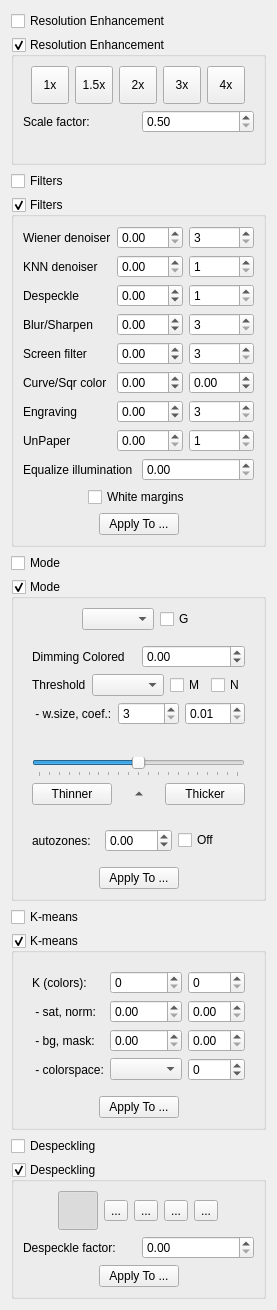
The window that src/stages/output/ui/OutputOptionsWidget.ui (ImageProcessing-ElectronicPublications/scantailor-experimental) describes before a commit, drawn with Qt 5.
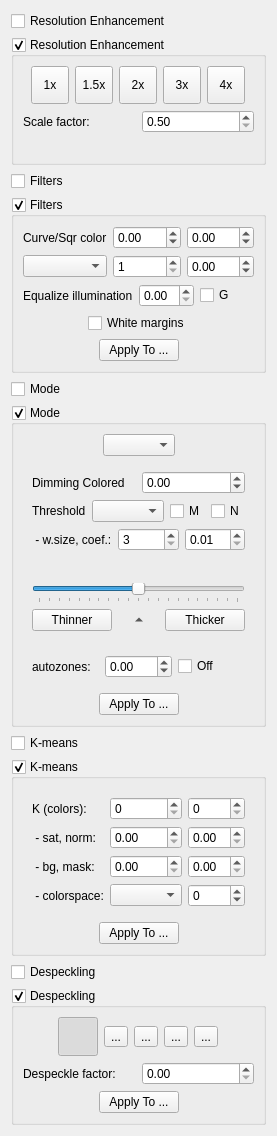
The same window after the commit. Icons and pictures are not drawn.

Commit message: 0.2024.05.11: output: compact list of filters

```diff
--- a/src/stages/output/ui/OutputOptionsWidget.ui
+++ b/src/stages/output/ui/OutputOptionsWidget.ui
@@ -238,193 +238,13 @@
       <item>
        <layout class="QGridLayout" name="filterColorOptions">
         <item row="0" column="0">
-         <widget class="QLabel" name="wienerLabel">
-          <property name="text">
-           <string>Wiener denoiser</string>
-          </property>
-         </widget>
-        </item>
-        <item row="0" column="1">
-         <widget class="QDoubleSpinBox" name="wienerCoef">
-          <property name="toolTip">
-           <string>Value is 0.0 .. 1.0..</string>
-          </property>
-          <property name="minimum">
-           <double>0.0</double>
-          </property>
-          <property name="maximum">
-           <double>1.0</double>
-          </property>
-          <property name="singleStep">
-           <double>0.01</double>
-          </property>
-         </widget>
-        </item>
-        <item row="0" column="2">
-         <widget class="QSpinBox" name="wienerWindowSize">
-          <property name="toolTip">
-           <string>The dimensions of a pixel neighborhood to consider.</string>
-          </property>
-          <property name="minimum">
-           <number>3</number>
-          </property>
-          <property name="maximum">
-           <number>9999</number>
-          </property>
-         </widget>
-        </item>
-        <item row="1" column="0">
-         <widget class="QLabel" name="knndLabel">
-          <property name="text">
-           <string>KNN denoiser</string>
-          </property>
-         </widget>
-        </item>
-        <item row="1" column="1">
-         <widget class="QDoubleSpinBox" name="knndCoef">
-          <property name="toolTip">
-           <string>Value is 0.0 .. 1.0..</string>
-          </property>
-          <property name="minimum">
-           <double>0.0</double>
-          </property>
-          <property name="maximum">
-           <double>1.0</double>
-          </property>
-          <property name="singleStep">
-           <double>0.01</double>
-          </property>
-         </widget>
-        </item>
-        <item row="1" column="2">
-         <widget class="QSpinBox" name="knndRadius">
-          <property name="toolTip">
-           <string>The radius of a pixel neighborhood to consider.</string>
-          </property>
-          <property name="minimum">
-           <number>1</number>
-          </property>
-          <property name="maximum">
-           <number>99</number>
-          </property>
-         </widget>
-        </item>
-        <item row="2" column="0">
-         <widget class="QLabel" name="cdespeckleLabel">
-          <property name="text">
-           <string>Despeckle</string>
-          </property>
-         </widget>
-        </item>
-        <item row="2" column="1">
-         <widget class="QDoubleSpinBox" name="cdespeckleCoef">
-          <property name="toolTip">
-           <string>Value is -1.0 .. 1.0..</string>
-          </property>
-          <property name="minimum">
-           <double>-1.0</double>
-          </property>
-          <property name="maximum">
-           <double>1.0</double>
-          </property>
-          <property name="singleStep">
-           <double>0.1</double>
-          </property>
-         </widget>
-        </item>
-        <item row="2" column="2">
-         <widget class="QSpinBox" name="cdespeckleRadius">
-          <property name="toolTip">
-           <string>The radius of a color despeckle.</string>
-          </property>
-          <property name="minimum">
-           <number>1</number>
-          </property>
-          <property name="maximum">
-           <number>99</number>
-          </property>
-         </widget>
-        </item>
-        <item row="3" column="0">
-         <widget class="QLabel" name="blurLabel">
-          <property name="text">
-           <string>Blur/Sharpen</string>
-          </property>
-         </widget>
-        </item>
-        <item row="3" column="1">
-         <widget class="QDoubleSpinBox" name="blurCoef">
-          <property name="toolTip">
-           <string>Value is -2.0 .. 1.0..</string>
-          </property>
-          <property name="minimum">
-           <double>-2.0</double>
-          </property>
-          <property name="maximum">
-           <double>1.0</double>
-          </property>
-          <property name="singleStep">
-           <double>0.01</double>
-          </property>
-         </widget>
-        </item>
-        <item row="3" column="2">
-         <widget class="QSpinBox" name="blurWindowSize">
-          <property name="toolTip">
-           <string>The dimensions of a pixel neighborhood to consider.</string>
-          </property>
-          <property name="minimum">
-           <number>3</number>
-          </property>
-          <property name="maximum">
-           <number>9999</number>
-          </property>
-         </widget>
-        </item>
-        <item row="4" column="0">
-         <widget class="QLabel" name="screenLabel">
-          <property name="text">
-           <string>Screen filter</string>
-          </property>
-         </widget>
-        </item>
-        <item row="4" column="1">
-         <widget class="QDoubleSpinBox" name="screenCoef">
-          <property name="toolTip">
-           <string>Value is -1.0 .. 1.0..</string>
-          </property>
-          <property name="minimum">
-           <double>-1.0</double>
-          </property>
-          <property name="maximum">
-           <double>1.0</double>
-          </property>
-          <property name="singleStep">
-           <double>0.05</double>
-          </property>
-         </widget>
-        </item>
-        <item row="4" column="2">
-         <widget class="QSpinBox" name="screenWindowSize">
-          <property name="toolTip">
-           <string>The dimensions of a pixel neighborhood to consider.</string>
-          </property>
-          <property name="minimum">
-           <number>3</number>
-          </property>
-          <property name="maximum">
-           <number>9999</number>
-          </property>
-         </widget>
-        </item>
-        <item row="5" column="0">
          <widget class="QLabel" name="curveSqrLabel">
           <property name="text">
            <string>Curve/Sqr color</string>
           </property>
          </widget>
         </item>
-        <item row="5" column="1">
+        <item row="0" column="1">
          <widget class="QDoubleSpinBox" name="curveCoef">
           <property name="toolTip">
            <string>Value is -1.0 .. 1.0.</string>
@@ -440,7 +260,7 @@
           </property>
          </widget>
         </item>
-        <item row="5" column="2">
+        <item row="0" column="2">
          <widget class="QDoubleSpinBox" name="sqrCoef">
           <property name="toolTip">
            <string>Value is -1.0 .. 1.0.</string>
@@ -456,69 +276,17 @@
           </property>
          </widget>
         </item>
-        <item row="6" column="0">
-         <widget class="QLabel" name="gravureLabel">
-          <property name="text">
-           <string>Engraving</string>
-          </property>
-         </widget>
-        </item>
-        <item row="6" column="1">
-         <widget class="QDoubleSpinBox" name="gravureCoef">
+        <item row="1" column="0">
+         <widget class="QComboBox" name="colorFilterSelector">
           <property name="toolTip">
            <string>Value is -1.0 .. 1.0..</string>
           </property>
-          <property name="minimum">
-           <double>-1.0</double>
-          </property>
-          <property name="maximum">
-           <double>1.0</double>
-          </property>
-          <property name="singleStep">
-           <double>0.05</double>
-          </property>
          </widget>
         </item>
-        <item row="6" column="2">
-         <widget class="QSpinBox" name="gravureWindowSize">
+        <item row="1" column="1">
+         <widget class="QSpinBox" name="colorFilterSize">
           <property name="toolTip">
-           <string>The dimensions of a pixel neighborhood to consider.</string>
-          </property>
-          <property name="minimum">
-           <number>3</number>
-          </property>
-          <property name="maximum">
-           <number>9999</number>
-          </property>
-         </widget>
-        </item>
-        <item row="7" column="0">
-         <widget class="QLabel" name="unPaperLabel">
-          <property name="text">
-           <string>UnPaper</string>
-          </property>
-         </widget>
-        </item>
-        <item row="7" column="1">
-         <widget class="QDoubleSpinBox" name="unPaperCoef">
-          <property name="toolTip">
-           <string>Value is 0.0 .. 1.0..</string>
-          </property>
-          <property name="minimum">
-           <double>0.0</double>
-          </property>
-          <property name="maximum">
-           <double>1.0</double>
-          </property>
-          <property name="singleStep">
-           <double>0.05</double>
-          </property>
-         </widget>
-        </item>
-        <item row="7" column="2">
-         <widget class="QSpinBox" name="unPaperIters">
-          <property name="toolTip">
-           <string>The iters of a unPaper.</string>
+           <string>The size of a select filters.</string>
           </property>
           <property name="minimum">
            <number>1</number>
@@ -528,6 +296,22 @@
           </property>
          </widget>
         </item>
+        <item row="1" column="2">
+         <widget class="QDoubleSpinBox" name="colorFilterCoef">
+          <property name="toolTip">
+           <string>Value is -1.0 .. 1.0..</string>
+          </property>
+          <property name="minimum">
+           <double>-1.0</double>
+          </property>
+          <property name="maximum">
+           <double>1.0</double>
+          </property>
+          <property name="singleStep">
+           <double>0.05</double>
+          </property>
+         </widget>
+        </item>
        </layout>
       </item>
       <item>
@@ -555,6 +339,16 @@
           </property>
          </widget>
         </item>
+        <item row="0" column="2">
+         <widget class="QCheckBox" name="grayScaleCB">
+          <property name="text">
+           <string>G</string>
+          </property>
+          <property name="toolTip">
+           <string>GrayScale</string>
+          </property>
+         </widget>
+        </item>
        </layout>
       </item>
       <item>
@@ -695,16 +489,6 @@
         <item>
          <widget class="QComboBox" name="colorModeSelector"/>
         </item>
-        <item>
-         <widget class="QCheckBox" name="grayScaleCB">
-          <property name="text">
-           <string>G</string>
-          </property>
-          <property name="toolTip">
-           <string>GrayScale</string>
-          </property>
-         </widget>
-        </item>
         <item>
          <spacer name="horizontalSpacer_2">
           <property name="orientation">
```
Left out of the diff: 2 changed lines with no effect on the pictures. The commit also changes 24 other files.
